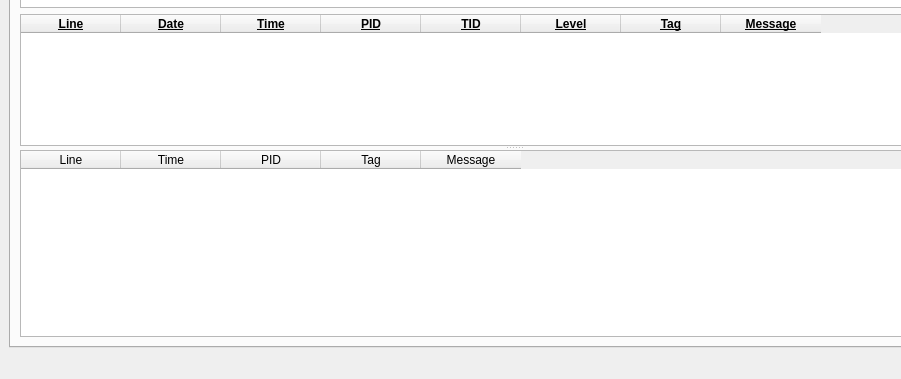
Qt form src/forms/mainwindow.ui (truongnguyen4/tool-log) before a commit; both pictures show x 0 to 901 and y 361 to 740 of the 1027 by 740 pixel window.
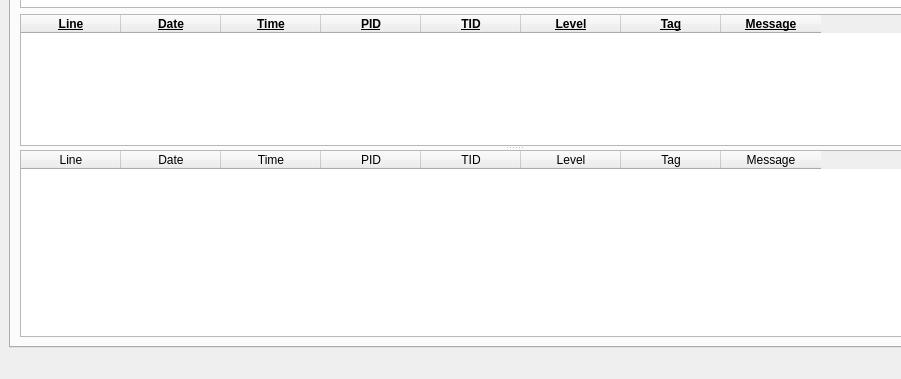
The same form after that commit. Icons and pictures are not drawn.

The edit to the form file:
```diff
--- a/src/forms/mainwindow.ui
+++ b/src/forms/mainwindow.ui
@@ -524,6 +524,11 @@
                <string>Line</string>
               </property>
              </column>
+             <column>
+              <property name="text">
+               <string>Date</string>
+              </property>
+             </column>
              <column>
               <property name="text">
                <string>Time</string>
@@ -534,6 +539,16 @@
                <string>PID</string>
               </property>
              </column>
+             <column>
+              <property name="text">
+               <string>TID</string>
+              </property>
+             </column>
+             <column>
+              <property name="text">
+               <string>Level</string>
+              </property>
+             </column>
              <column>
               <property name="text">
                <string>Tag</string>
```
Left out of the diff: 24 changed lines with no effect on the pictures.
